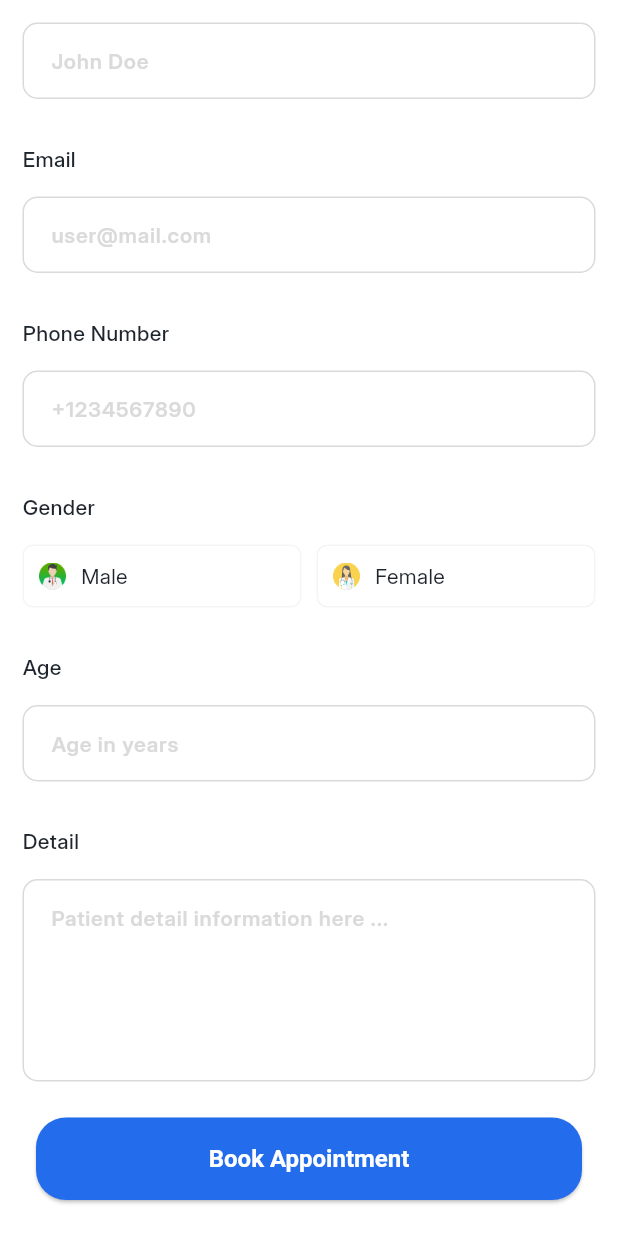
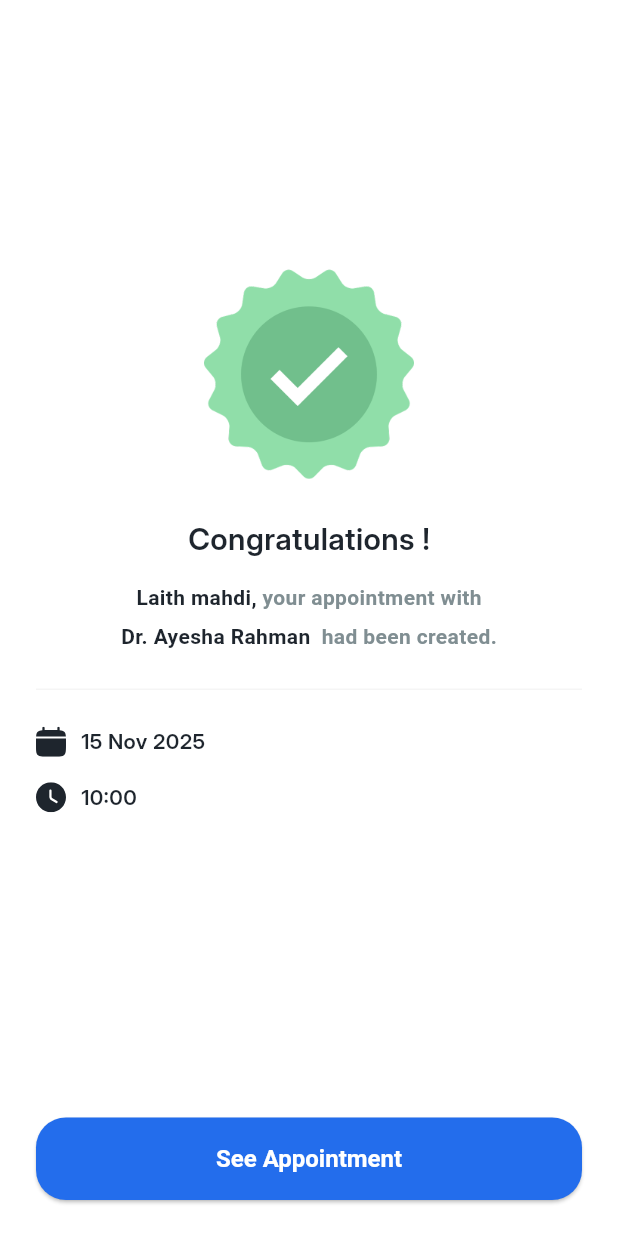
Before and after one commit to LaithMahdi/medigo, a Flutter app: the PatientScreen screen opened by its route, scrolled down 76 dp, after a tap on "Book Appointment", on a phone screen of 412 x 824 dp. Run offline on Flutter 3.47's test engine with Material 3 defaults, Android fonts, the phone set to English and light mode, and no system bars; our stand-ins replace another_xlider, easy_date_timeline, flutter_spinkit, flutter_svg, get, shared_preferences; accounts and stored records are empty.

Commit message:
feat: implement success appointment screen and flow
This commit introduces a new success appointment screen to provide feedback to
users after successfully booking an appointment.

Key changes:
- **SuccessAppointmentScreen**: Added new view for displaying booking confirmation
- **SuccessAppointmentController**: Created for managing the screen's logic
- **Routing**: Defined new route `AppRoute.successAppointment` and integrated it
  into the application's router
- **Flow Integration**: Modified `PatientController` to navigate to the success
  appointment screen after successful booking, clearing the navigation stack

This completes the appointment booking workflow with proper user feedback upon
successful appointment creation.

```diff
--- a/lib/controllers/patient_controller.dart
+++ b/lib/controllers/patient_controller.dart
@@ -1,6 +1,6 @@
 import 'package:flutter/cupertino.dart';
 import 'package:get/get.dart';
-
+import 'package:medigo/core/constant/app_route.dart';
 import '../data/model/filter_model.dart';
 
 class PatientController extends GetxController {
@@ -21,7 +21,9 @@ class PatientController extends GetxController {
   TextEditingController get age => _age;
   TextEditingController get detail => _detail;
 
-  void onBooking() {}
+  void onBooking() {
+    Get.offAllNamed(AppRoute.successAppointment);
+  }
 
   void setSelectedGender(FilterModel item) {
     if (_selectedGender == item) {
--- /dev/null
+++ b/lib/controllers/success_appointment_controller.dart
@@ -0,0 +1,5 @@
+import 'package:get/get.dart';
+
+class SuccessAppointmentController extends GetxController {
+  void onBooking() {}
+}
--- a/lib/core/constant/app_route.dart
+++ b/lib/core/constant/app_route.dart
@@ -14,6 +14,7 @@ class AppRoute {
   static const String doctorDetail = '/doctor-detail';
   // Appointment
   static const String appointment = '/appointment';
+  static const String successAppointment = '/success-appointment';
   // Patient
   static const String patient = '/patient';
 }
--- a/lib/router/index.dart
+++ b/lib/router/index.dart
@@ -6,6 +6,7 @@ import 'package:medigo/views/onboarding/onboarding_screen.dart';
 import 'package:medigo/views/patient/patient_screen.dart';
 import 'package:medigo/views/speciality/speciality_screen.dart';
 import 'package:medigo/views/splash_screen.dart';
+import 'package:medigo/views/success-appointment/success_appointment_screen.dart';
 import '../middleware/auth_middleware.dart';
 import '../middleware/onboarding_middleware.dart';
 import '../views/appointment/appointment_screen.dart';
@@ -30,4 +31,8 @@ List<GetPage> getPages = [
   GetPage(name: AppRoute.doctorDetail, page: () => DoctorDetailScreen()),
   GetPage(name: AppRoute.appointment, page: () => AppointmentScreen()),
   GetPage(name: AppRoute.patient, page: () => PatientScreen()),
+  GetPage(
+    name: AppRoute.successAppointment,
+    page: () => SuccessAppointmentScreen(),
+  ),
 ];
--- /dev/null
+++ b/lib/views/success-appointment/success_appointment_screen.dart
@@ -0,0 +1,67 @@
+import 'package:flutter/material.dart';
+import 'package:get/get.dart';
+import 'package:medigo/core/config.dart';
+import 'package:medigo/core/constant/app_color.dart';
+import 'package:medigo/core/constant/app_image.dart';
+import 'package:medigo/shared/spacer.dart';
+import '../../controllers/success_appointment_controller.dart';
+import 'widgets/success_appointment_row_icon.dart';
+import 'widgets/success_appointment_text_rich.dart';
+
+class SuccessAppointmentScreen extends StatelessWidget {
+  const SuccessAppointmentScreen({super.key});
+
+  @override
+  Widget build(BuildContext context) {
+    final controller = Get.put(SuccessAppointmentController());
+    return Scaffold(
+      body: Padding(
+        padding: Config.defaultPadding,
+        child: Column(
+          mainAxisAlignment: MainAxisAlignment.center,
+          children: [
+            Image.asset(AppImage.imagesIconesChecked, width: 140, height: 140),
+            VerticalSpacer(25),
+            Text(
+              "Congratulations !",
+              style: TextStyle(
+                fontSize: 20,
+                fontWeight: FontWeight.w600,
+                color: AppColor.black,
+              ),
+            ),
+            VerticalSpacer(15),
+            SuccessAppointmentTextRich(
+              label: "Laith mahdi,",
+              subLabel: " your appointment with",
+            ),
+            VerticalSpacer(6),
+            SuccessAppointmentTextRich(
+              label: "Dr. Ayesha Rahman",
+              subLabel: "  had been created.",
+            ),
+            VerticalSpacer(17),
+            Divider(color: AppColor.grey3),
+            VerticalSpacer(17),
+            SuccessAppointmentRowIcon(
+              label: "15 Nov 2025",
+              icon: AppImage.imagesIconesCalendar,
+            ),
+            VerticalSpacer(17),
+            SuccessAppointmentRowIcon(
+              label: "10:00",
+              icon: AppImage.imagesIconesClock,
+            ),
+          ],
+        ),
+      ),
+      bottomNavigationBar: Container(
+        padding: EdgeInsets.all(24),
+        child: ElevatedButton(
+          onPressed: () => controller.onBooking(),
+          child: Text("See Appointment"),
+        ),
+      ),
+    );
+  }
+}
--- /dev/null
+++ b/lib/views/success-appointment/widgets/success_appointment_row_icon.dart
@@ -0,0 +1,37 @@
+import 'package:flutter/material.dart';
+import 'package:flutter_svg/svg.dart';
+import '../../../core/constant/app_color.dart';
+
+class SuccessAppointmentRowIcon extends StatelessWidget {
+  const SuccessAppointmentRowIcon({
+    super.key,
+    required this.label,
+    required this.icon,
+  });
+
+  final String label;
+  final String icon;
+
+  @override
+  Widget build(BuildContext context) {
+    return Row(
+      spacing: 10,
+      children: [
+        SvgPicture.asset(
+          icon,
+          width: 20,
+          height: 20,
+          colorFilter: ColorFilter.mode(AppColor.black, BlendMode.srcIn),
+        ),
+        Text(
+          label,
+          style: TextStyle(
+            fontSize: 14,
+            fontWeight: FontWeight.w600,
+            color: AppColor.black,
+          ),
+        ),
+      ],
+    );
+  }
+}
--- /dev/null
+++ b/lib/views/success-appointment/widgets/success_appointment_text_rich.dart
@@ -0,0 +1,33 @@
+import 'package:flutter/material.dart';
+import '../../../core/constant/app_color.dart';
+
+class SuccessAppointmentTextRich extends StatelessWidget {
+  const SuccessAppointmentTextRich({
+    super.key,
+    required this.label,
+    required this.subLabel,
+  });
+
+  final String label;
+  final String subLabel;
+
+  @override
+  Widget build(BuildContext context) {
+    return Text.rich(
+      TextSpan(
+        text: label,
+        style: TextStyle(
+          fontSize: 14,
+          fontWeight: FontWeight.w600,
+          color: AppColor.black,
+        ),
+        children: [
+          TextSpan(
+            text: subLabel,
+            style: TextStyle(fontSize: 14, color: AppColor.grey1),
+          ),
+        ],
+      ),
+    );
+  }
+}
```
